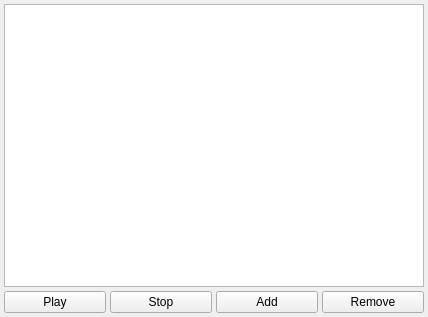
This is src/ui/Soundboard.ui in 124dev/obs-cic-soundboard as Qt 5 draws it before an edit. The edited form follows.
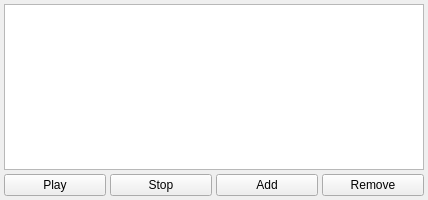
This is the edited form.

Commit message: fixed plugin manager display name not showing, removed function of removing dock, added remove event callback on unload.

What changed in the file:
```diff
--- a/src/ui/Soundboard.ui
+++ b/src/ui/Soundboard.ui
@@ -7,7 +7,7 @@
     <x>0</x>
     <y>0</y>
     <width>428</width>
-    <height>317</height>
+    <height>200</height>
    </rect>
   </property>
   <layout class="QVBoxLayout" name="mainLayout">
```
The commit also changes 2 other files.
